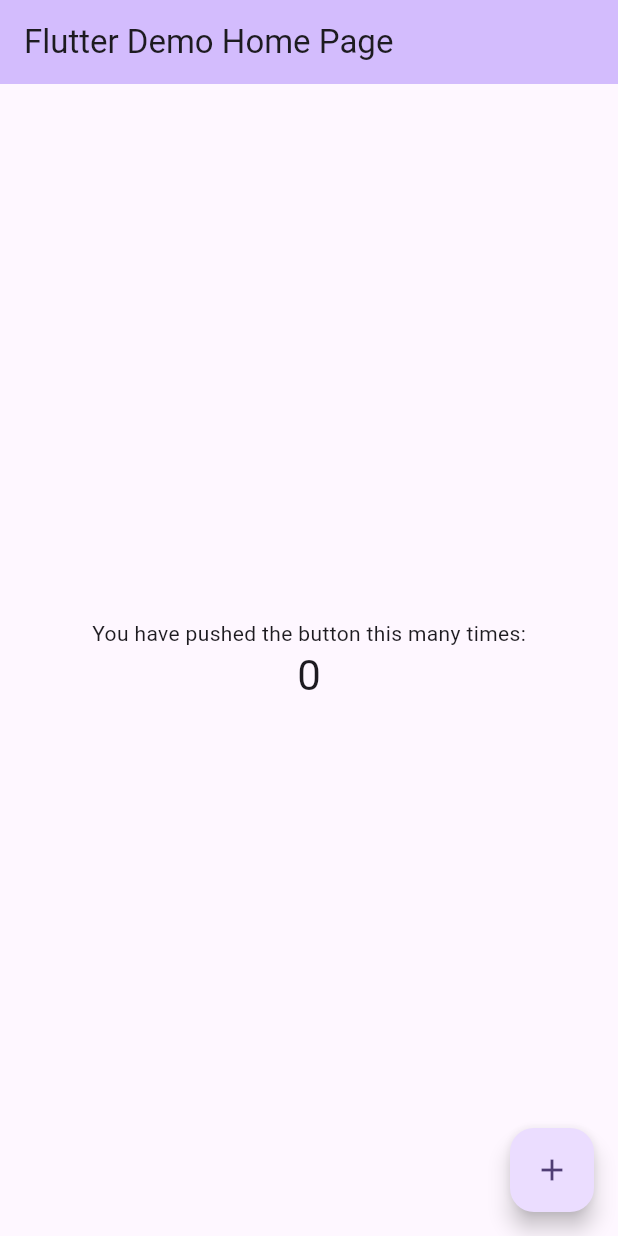
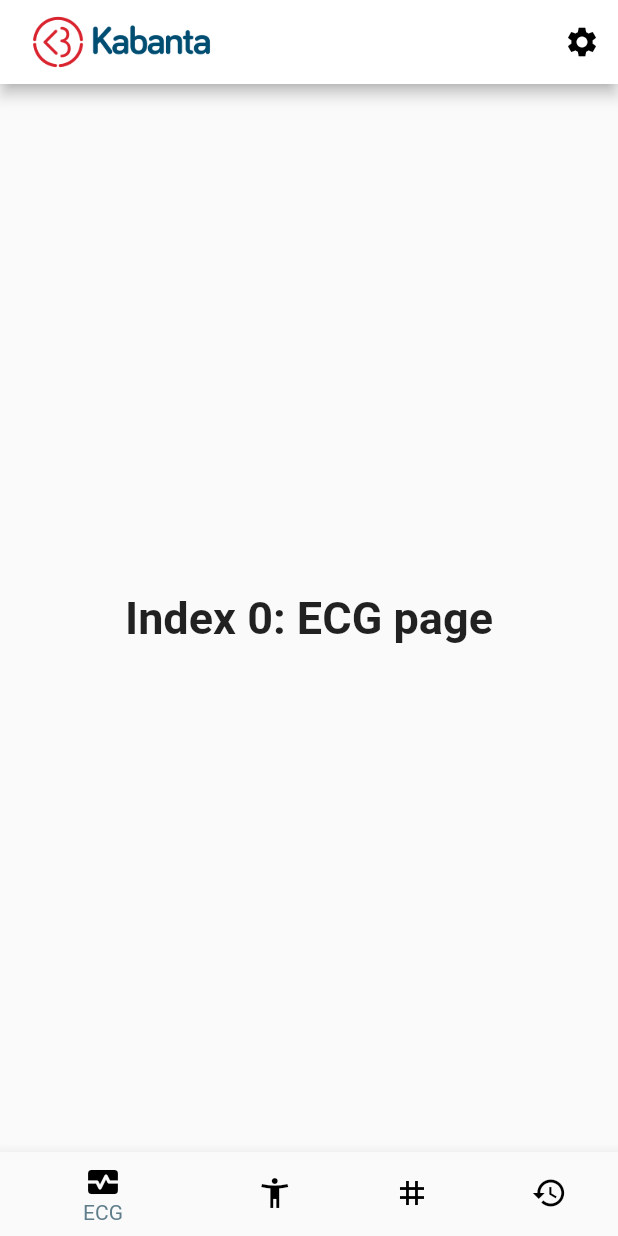
Before and after one commit to Frisopita/kabanta_app, a Flutter app: the screen it shows after launch, on a phone screen of 412 x 824 dp. Run offline on Flutter 3.47's test engine with Material 2 defaults, Android fonts, the phone set to English and light mode, and no system bars.

Commit message:
first advance

```diff
--- /dev/null
+++ b/lib/Pages/ECG.dart
@@ -0,0 +1,3 @@
+//ECG Page
+
+import 'package:flutter/material.dart';
--- /dev/null
+++ b/lib/Pages/History.dart
@@ -0,0 +1,3 @@
+//History Page
+
+import 'package:flutter/material.dart';
--- /dev/null
+++ b/lib/Pages/Scenery.dart
@@ -0,0 +1,3 @@
+//Scenery Page
+
+import 'package:flutter/material.dart';
--- /dev/null
+++ b/lib/Pages/VitalSigns.dart
@@ -0,0 +1,3 @@
+//Vital Signs Page
+
+import 'package:flutter/material.dart';
--- a/lib/main.dart
+++ b/lib/main.dart
@@ -1,125 +1,122 @@
+//Test de kabanta UX
+
 import 'package:flutter/material.dart';
 
 void main() {
-  runApp(const MyApp());
+  runApp(const MyKabantaApp());
 }
 
-class MyApp extends StatelessWidget {
-  const MyApp({super.key});
+class MyKabantaApp extends StatefulWidget {
+  const MyKabantaApp({super.key});
+  @override
+  State<MyKabantaApp> createState() => _MyKabantaAppState();
+}
 
-  // This widget is the root of your application.
+class _MyKabantaAppState extends State<MyKabantaApp> {
   @override
   Widget build(BuildContext context) {
-    return MaterialApp(
-      title: 'Flutter Demo',
-      theme: ThemeData(
-        // This is the theme of your application.
-        //
-        // TRY THIS: Try running your application with "flutter run". You'll see
-        // the application has a blue toolbar. Then, without quitting the app,
-        // try changing the seedColor in the colorScheme below to Colors.green
-        // and then invoke "hot reload" (save your changes or press the "hot
-        // reload" button in a Flutter-supported IDE, or press "r" if you used
-        // the command line to start the app).
-        //
-        // Notice that the counter didn't reset back to zero; the application
-        // state is not lost during the reload. To reset the state, use hot
-        // restart instead.
-        //
-        // This works for code too, not just values: Most code changes can be
-        // tested with just a hot reload.
-        colorScheme: ColorScheme.fromSeed(seedColor: Colors.deepPurple),
-        useMaterial3: true,
-      ),
-      home: const MyHomePage(title: 'Flutter Demo Home Page'),
-    );
+    return const MaterialApp(
+        debugShowCheckedModeBanner: false, home: DataPage(),
+        );
   }
 }
 
-class MyHomePage extends StatefulWidget {
-  const MyHomePage({super.key, required this.title});
-
-  // This widget is the home page of your application. It is stateful, meaning
-  // that it has a State object (defined below) that contains fields that affect
-  // how it looks.
-
-  // This class is the configuration for the state. It holds the values (in this
-  // case the title) provided by the parent (in this case the App widget) and
-  // used by the build method of the State. Fields in a Widget subclass are
-  // always marked "final".
-
-  final String title;
+class DataPage extends StatefulWidget {
+  const DataPage({super.key});
 
   @override
-  State<MyHomePage> createState() => _MyHomePageState();
+  State<DataPage> createState() => _DataPageState();
 }
 
-class _MyHomePageState extends State<MyHomePage> {
-  int _counter = 0;
+class _DataPageState extends State<DataPage> {
 
-  void _incrementCounter() {
+    static const TextStyle optionStyle = TextStyle(
+    fontSize: 30,
+    fontWeight:
+    FontWeight.bold
+    );
+
+    static const List<Widget> _widgetOptions = <Widget>[
+    Text(
+      'Index 0: ECG page',
+      style: optionStyle,
+    ),
+    Text(
+      'Index 1: Vital Signs Page',
+      style: optionStyle,
+    ),
+    Text(
+      'Index 3: Scenery Page',
+      style: optionStyle,
+    ),
+    Text(
+      'Index 4: History Page',
+      style: optionStyle,
+    ),
+  ];
+
+  int currentIndex = 0;
+  void _onItemTapped(int index) {
     setState(() {
-      // This call to setState tells the Flutter framework that something has
-      // changed in this State, which causes it to rerun the build method below
-      // so that the display can reflect the updated values. If we changed
-      // _counter without calling setState(), then the build method would not be
-      // called again, and so nothing would appear to happen.
-      _counter++;
+      currentIndex = index;
     });
   }
 
   @override
   Widget build(BuildContext context) {
-    // This method is rerun every time setState is called, for instance as done
-    // by the _incrementCounter method above.
-    //
-    // The Flutter framework has been optimized to make rerunning build methods
-    // fast, so that you can just rebuild anything that needs updating rather
-    // than having to individually change instances of widgets.
     return Scaffold(
       appBar: AppBar(
-        // TRY THIS: Try changing the color here to a specific color (to
-        // Colors.amber, perhaps?) and trigger a hot reload to see the AppBar
-        // change color while the other colors stay the same.
-        backgroundColor: Theme.of(context).colorScheme.inversePrimary,
-        // Here we take the value from the MyHomePage object that was created by
-        // the App.build method, and use it to set our appbar title.
-        title: Text(widget.title),
+        title: Image.asset('Images/original.png', fit: BoxFit.cover, height:100,width:130),//const Text('Kabsim App', style: TextStyle(color: Colors.black),),
+        backgroundColor: Colors.white,
+        actions: <Widget>[
+          IconButton(
+            icon: const Icon(Icons.settings,
+            color: Colors.black,
+            ),
+            tooltip: 'Settings',
+            onPressed: () {
+              ScaffoldMessenger.of(context).showSnackBar(
+                  const SnackBar(content: Text('Settings')));
+            },
+          ),
+        ]
       ),
       body: Center(
-        // Center is a layout widget. It takes a single child and positions it
-        // in the middle of the parent.
-        child: Column(
-          // Column is also a layout widget. It takes a list of children and
-          // arranges them vertically. By default, it sizes itself to fit its
-          // children horizontally, and tries to be as tall as its parent.
-          //
-          // Column has various properties to control how it sizes itself and
-          // how it positions its children. Here we use mainAxisAlignment to
-          // center the children vertically; the main axis here is the vertical
-          // axis because Columns are vertical (the cross axis would be
-          // horizontal).
-          //
-          // TRY THIS: Invoke "debug painting" (choose the "Toggle Debug Paint"
-          // action in the IDE, or press "p" in the console), to see the
-          // wireframe for each widget.
-          mainAxisAlignment: MainAxisAlignment.center,
-          children: <Widget>[
-            const Text(
-              'You have pushed the button this many times:',
-            ),
-            Text(
-              '$_counter',
-              style: Theme.of(context).textTheme.headlineMedium,
-            ),
-          ],
-        ),
+        child: _widgetOptions.elementAt(currentIndex),
       ),
-      floatingActionButton: FloatingActionButton(
-        onPressed: _incrementCounter,
-        tooltip: 'Increment',
-        child: const Icon(Icons.add),
-      ), // This trailing comma makes auto-formatting nicer for build methods.
+      bottomNavigationBar: BottomNavigationBar(
+        items: const <BottomNavigationBarItem>[
+          BottomNavigationBarItem(
+            icon: Icon(
+              Icons.monitor_heart,
+              color: Colors.black,
+              ),
+            label: 'ECG',
+          ),
+          BottomNavigationBarItem(
+            icon: Icon(
+              Icons.accessibility_new,
+              color: Colors.black,),
+            label: 'Vital Signs',
+          ),
+          BottomNavigationBarItem(
+            icon: Icon(
+              Icons.tag,
+              color: Colors.black,
+              ),
+            label: 'Scenery',
+          ),
+          BottomNavigationBarItem(
+            icon: Icon(
+              Icons.history,
+              color: Colors.black,),
+            label: 'History',
+          ),
+        ],
+        currentIndex: currentIndex,
+        selectedItemColor: Colors.blueGrey,
+        onTap: _onItemTapped,
+      ),
     );
   }
 }
--- a/pubspec.yaml
+++ b/pubspec.yaml
@@ -59,8 +59,8 @@ flutter:
   uses-material-design: true
 
   # To add assets to your application, add an assets section, like this:
-  # assets:
-  #   - images/a_dot_burr.jpeg
+  assets:
+    - Images/
   #   - images/a_dot_ham.jpeg
 
   # An image asset can refer to one or more resolution-specific "variants", see
```
Also changed, not shown: appbar.txt (added, +66 -0 lines), buttonNavBar.txt (added, +84 -0 lines), Images/original.png (added), 1 other file.
